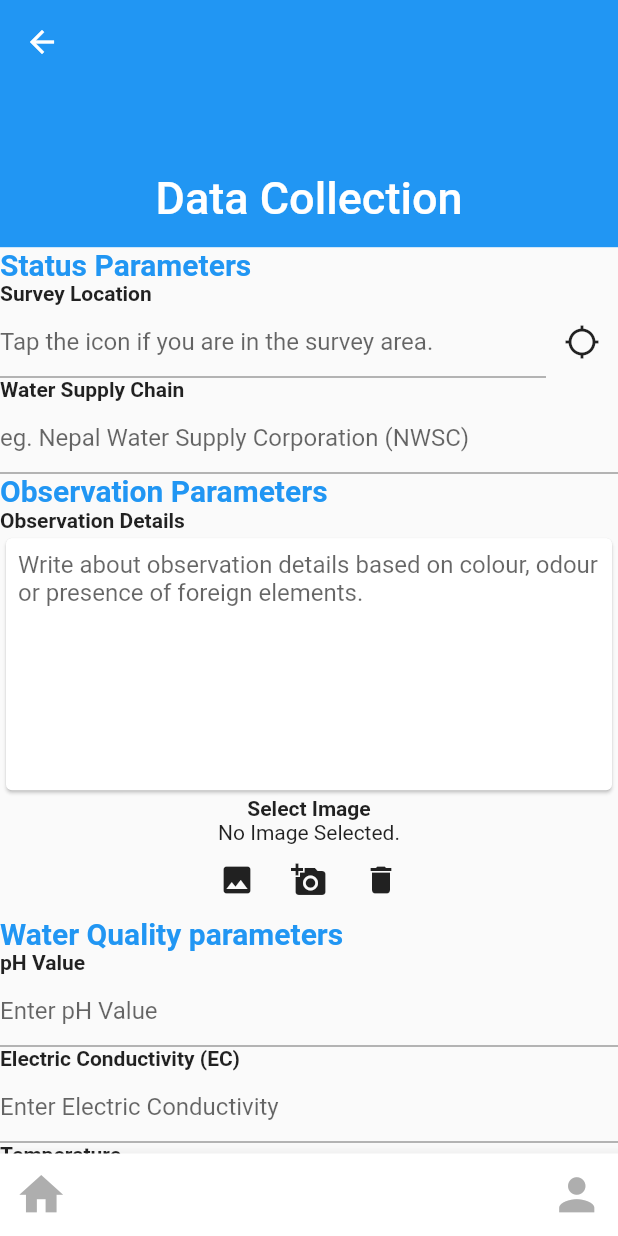
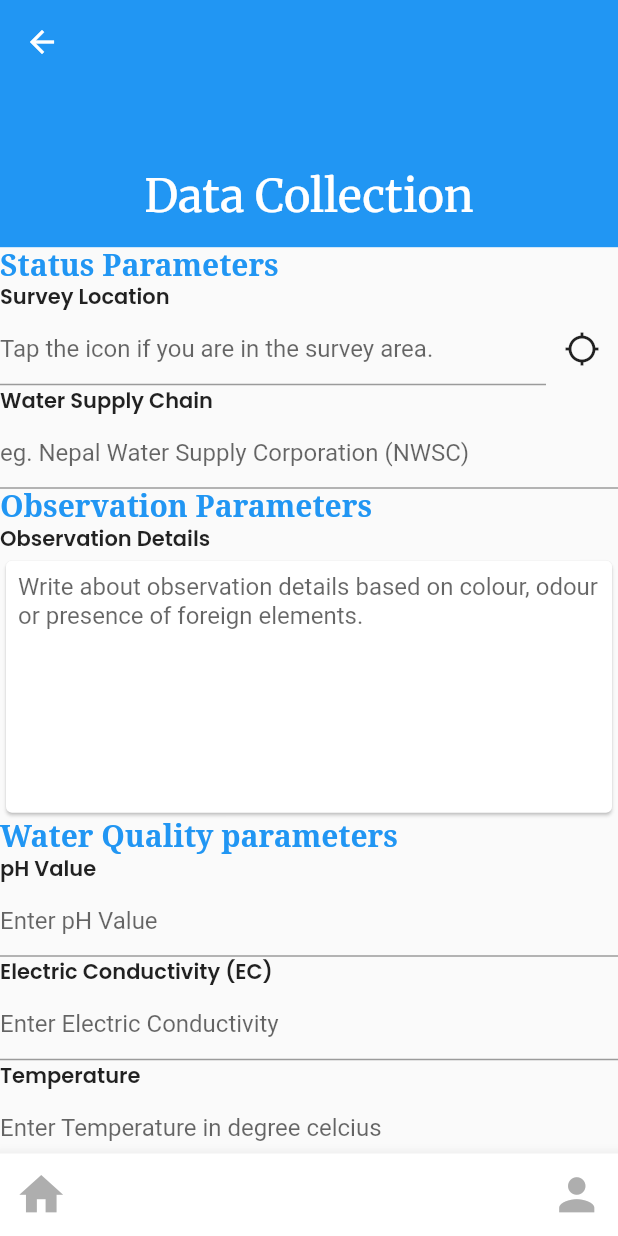
Before and after one commit to sammelanyogi/DrInK, a Flutter app: the AppPage screen opened directly, after a tap on "Enter Data", on a phone screen of 412 x 824 dp. Run offline on Flutter 3.47's test engine with Material 2 defaults, Android fonts, the phone set to English and light mode, and no system bars; our stand-ins replace flutter_secure_storage, geolocator, google_fonts, google_sign_in, image_picker; missing offline and left inert: dart:ffi, geocoder, keyboard_visibility; accounts and stored records are empty.

Commit message:
todo: servernames

```diff
--- a/lib/apppage.dart
+++ b/lib/apppage.dart
@@ -1,4 +1,5 @@
 import 'package:flutter/material.dart';
+import 'package:google_fonts/google_fonts.dart';
 import './components/InputData.dart';
 import 'package:keyboard_visibility/keyboard_visibility.dart';
 import 'screen/profile.dart';
@@ -21,6 +22,11 @@ List<InputData> inputs = [
       textPlace: "Enter TDS value"),
   InputData(
       id: "ntu", heading: "Turbidity (NTU)", textPlace: "Enter the NTU value"),
+  InputData.radio(
+      id: 'ecolis',
+      options: ["Present", "Absent", "N/A"],
+      heading: "Presence or Absence of Fecal Coliforms (E-Coli)",
+      radio: true),
   InputData(
       id: "ecoli", heading: "E-Coli Count", textPlace: "Enter count value"),
   InputData(
@@ -29,7 +35,7 @@ List<InputData> inputs = [
       textPlace: "Enter FRC"),
   InputData.text(
       id: "other",
-      heading: "Other Parameter",
+      heading: "Other Parameters",
       textPlace: "Specify if there are any other parameters"),
 ];
 
@@ -51,12 +57,6 @@ class _AppPageState extends State<AppPage> {
     }
     return _selectedIndex == 1
         ? SizedBox()
-        // FloatingActionButton.extended(
-        //   onPressed: submitData,
-        //   label: Text("Submit"),
-        //   icon: Icon(Icons.send),
-        //   backgroundColor: Colors.green,
-        // )
         : FloatingActionButton.extended(
             onPressed: () {
               setState(() {
@@ -64,7 +64,7 @@ class _AppPageState extends State<AppPage> {
                 _myPage.jumpToPage(1);
               });
             },
-            label: Text("Enter Data"),
+            label: Text("Enter Data", style: GoogleFonts.poppins(),),
             icon: Icon(Icons.add),
             backgroundColor: Color(0xff30cbef),
           );
--- a/lib/components/InputData.dart
+++ b/lib/components/InputData.dart
@@ -8,7 +8,7 @@ class InputData {
   InputData({this.id, this.heading, this.textPlace}) ;
   InputData.radio({this.id, this.heading,  this.radio, this.options});
 
-  InputData.text({this.id ,this.heading, this.textPlace});
+  InputData.text({this.id ,this.heading, this.textPlace, this.text=true});
 }
 
 class FinalData {
--- a/lib/components/numdata.dart
+++ b/lib/components/numdata.dart
@@ -1,5 +1,6 @@
 import 'package:flutter/material.dart';
 import 'package:flutter/rendering.dart';
+import 'package:google_fonts/google_fonts.dart';
 import '../components/InputData.dart';
 
 class NumData extends StatefulWidget {
@@ -35,14 +36,13 @@ class _NumDataState extends State<NumData> {
             ListTile(
               title: Text(option),
               leading: Radio(
-                materialTapTargetSize: MaterialTapTargetSize.shrinkWrap,
                 value: Presence.values[widget.options.indexOf(option)],
                 groupValue: _character,
                 onChanged: (Presence value) {
                   setState(() {
                     _character = value;
-                    print(_character);
                   });
+                  widget.dataBack(FinalData(widget.id, value));
                 },
               ),
             ),
@@ -57,7 +57,6 @@ class _NumDataState extends State<NumData> {
           contentPadding: EdgeInsets.symmetric(vertical: 0),
         ),
         onChanged: (value) {
-          print("hello this is ${widget.id}");
           widget.dataBack(FinalData(widget.id, value));
         },
       );
@@ -66,13 +65,13 @@ class _NumDataState extends State<NumData> {
   @override
   Widget build(BuildContext context) {
     return Container(
-      padding: EdgeInsets.all(MediaQuery.of(context).padding.top * 0.5),
+      padding: EdgeInsets.symmetric(vertical: MediaQuery.of(context).padding.top * 0.5),
       child: Column(
         crossAxisAlignment: CrossAxisAlignment.start,
         children: <Widget>[
           Text(
             widget.heading,
-            style: TextStyle(fontWeight: FontWeight.w600),
+            style: GoogleFonts.poppins(fontWeight: FontWeight.w600),
           ),
           buildField(),
         ],
--- a/lib/screen/data.dart
+++ b/lib/screen/data.dart
@@ -1,5 +1,8 @@
+import 'dart:ffi';
+
 import 'package:flutter_secure_storage/flutter_secure_storage.dart';
 import 'package:geocoder/geocoder.dart';
+import 'package:google_fonts/google_fonts.dart';
 
 import '../components/numdata.dart';
 import 'package:flutter/material.dart';
@@ -40,8 +43,8 @@ class DataCol extends StatefulWidget {
 String address;
 
 class _DataColState extends State<DataCol> {
-  int ph, ec, temp, tds, ntu, ecoli, frc;
-  String other;
+  double ph, ec, temp, tds, ntu, ecoli, frc;
+  String other, ecolis;
   String address, supplyChain;
   String obDetails;
   bool loading = false;
@@ -50,31 +53,35 @@ class _DataColState extends State<DataCol> {
     print("The value of ${data.id} is ${data.value}.");
     if (data.id == "ph") {
       print("HAHEHA");
-      ph = int.parse(data.value);
+      ph = double.parse(data.value);
       print(ph);
     }
     if (data.id == "ec") {
-      ec = int.parse(data.value);
+      ec = double.parse(data.value);
       print(ec);
     }
     if (data.id == "temp") {
-      temp = int.parse(data.value);
+      temp = double.parse(data.value);
       print(temp);
     }
     if (data.id == "tds") {
-      tds = int.parse(data.value);
+      tds = double.parse(data.value);
       print(tds);
     }
     if (data.id == "ntu") {
-      ntu = int.parse(data.value);
+      ntu = double.parse(data.value);
       print(ntu);
     }
+    if (data.id == "ecolis") {
+      ecolis = data.value.toString();
+      print(ecolis);
+    }
     if (data.id == "ecoli") {
-      ecoli = int.parse(data.value);
+      ecoli = double.parse(data.value);
       print(ecoli);
     }
     if (data.id == "frc") {
-      frc = int.parse(data.value);
+      frc = double.parse(data.value);
       print(frc);
     }
     if (data.id == "other") {
@@ -105,6 +112,18 @@ class _DataColState extends State<DataCol> {
         address == null ||
         supplyChain == null ||
         obDetails == null) {
+      setState(() {
+        loading = false;
+      });
+      SnackBar snackBar = SnackBar(
+        backgroundColor: Colors.pink,
+        content: Text("Enter all data. Cannot submit now."),
+        action: SnackBarAction(
+          label: "Okay",
+          onPressed: () {},
+        ),
+      );
+      widget.scakey.currentState.showSnackBar(snackBar);
       error = "please fill up all data.";
     } else {
       dataB = await submitWholeData(waterUrl, {
@@ -116,6 +135,7 @@ class _DataColState extends State<DataCol> {
           'temp': temp,
           'tds': tds,
           'ntu': ntu,
+          'ecolis': ecolis,
           'ecoli': ecoli,
           'frc': frc,
           'other': other
@@ -139,6 +159,15 @@ class _DataColState extends State<DataCol> {
         setState(() {
           loading = false;
         });
+        SnackBar snackBar = SnackBar(
+          backgroundColor: Colors.pink,
+          content: Text("There was an error while submiting data."),
+          action: SnackBarAction(
+            label: "Okay",
+            onPressed: () {},
+          ),
+        );
+        widget.scakey.currentState.showSnackBar(snackBar);
       }
     }
   }
@@ -200,7 +229,7 @@ class _DataColState extends State<DataCol> {
           pinned: true,
           expandedHeight: deviceHeight * 0.2,
           flexibleSpace: FlexibleSpaceBar(
-            title: Text('Data Collection'),
+            title: Text('Data Collection', style: GoogleFonts.merriweather(),),
             centerTitle: true,
           ),
         ),
@@ -211,11 +240,11 @@ class _DataColState extends State<DataCol> {
               children: <Widget>[
                 Padding(
                   padding: EdgeInsets.symmetric(
-                      horizontal: statusBarHeight,
+                      horizontal: statusBarHeight*0.5,
                       vertical: statusBarHeight * 0.5),
                   child: Text(
                     "Status Parameters",
-                    style: TextStyle(
+                    style: GoogleFonts.notoSerif(
                         color: Colors.blue,
                         fontSize: 20,
                         fontWeight: FontWeight.bold),
@@ -224,13 +253,13 @@ class _DataColState extends State<DataCol> {
                 Padding(
                   padding: EdgeInsets.symmetric(
                       vertical: statusBarHeight * 0.5,
-                      horizontal: statusBarHeight * 1.5),
+                      horizontal: statusBarHeight ),
                   child: Column(
                     crossAxisAlignment: CrossAxisAlignment.start,
                     children: <Widget>[
                       Text(
                         "Survey Location",
-                        style: TextStyle(fontWeight: FontWeight.w600),
+                        style: GoogleFonts.poppins(fontWeight: FontWeight.w600),
                       ),
                       Row(
                         children: <Widget>[
@@ -259,13 +288,13 @@ class _DataColState extends State<DataCol> {
                 Padding(
                   padding: EdgeInsets.symmetric(
                       vertical: statusBarHeight * 0.5,
-                      horizontal: statusBarHeight * 1.5),
+                      horizontal: statusBarHeight ),
                   child: Column(
                     crossAxisAlignment: CrossAxisAlignment.start,
                     children: <Widget>[
                       Text(
                         "Water Supply Chain",
-                        style: TextStyle(fontWeight: FontWeight.w600),
+                        style: GoogleFonts.poppins(fontWeight: FontWeight.w600),
                       ),
                       TextFormField(
                         keyboardType: TextInputType.text,
@@ -282,11 +311,11 @@ class _DataColState extends State<DataCol> {
                 ),
                 Padding(
                   padding: EdgeInsets.symmetric(
-                      horizontal: statusBarHeight,
+                      horizontal: statusBarHeight*0.5,
                       vertical: statusBarHeight * 0.5),
                   child: Text(
                     "Observation Parameters",
-                    style: TextStyle(
+                    style: GoogleFonts.notoSerif(
                         color: Colors.blue,
                         fontSize: 20,
                         fontWeight: FontWeight.bold),
@@ -297,13 +326,13 @@ class _DataColState extends State<DataCol> {
                   children: <Widget>[
                     Padding(
                       padding: EdgeInsets.symmetric(
-                          horizontal: statusBarHeight * 1.5),
+                          horizontal: statusBarHeight ),
                       child: Column(
                         crossAxisAlignment: CrossAxisAlignment.start,
                         children: <Widget>[
                           Text(
                             "Observation Details",
-                            style: TextStyle(fontWeight: FontWeight.w600),
+                            style: GoogleFonts.poppins(fontWeight: FontWeight.w600),
                           ),
                           Card(
                             child: Padding(
@@ -321,49 +350,49 @@ class _DataColState extends State<DataCol> {
                               ),
                             ),
                           ),
-                          Center(
-                            child: Padding(
-                              padding: EdgeInsets.symmetric(
-                                  vertical: statusBarHeight),
-                              child: Column(
-                                children: <Widget>[
-                                  Text(
-                                    "Select Image",
-                                    style:
-                                        TextStyle(fontWeight: FontWeight.w600),
-                                  ),
-                                  Container(
-                                    constraints: BoxConstraints(
-                                        maxWidth: deviceWidth * 0.7),
-                                    child: _image == null
-                                        ? Text("No Image Selected.")
-                                        : Image.file(_image),
-                                  ),
-                                  Row(
-                                    mainAxisAlignment: MainAxisAlignment.center,
-                                    children: <Widget>[
-                                      IconButton(
-                                        icon: Icon(Icons.image),
-                                        onPressed: getImageFromGallery,
-                                      ),
-                                      IconButton(
-                                        icon: Icon(Icons.add_a_photo),
-                                        onPressed: openCameraForImage,
-                                      ),
-                                      IconButton(
-                                        icon: Icon(Icons.delete),
-                                        onPressed: () {
-                                          setState(() {
-                                            _image = null;
-                                          });
-                                        },
-                                      ),
-                                    ],
-                                  )
-                                ],
-                              ),
-                            ),
-                          )
+                          // Center(
+                          //   child: Padding(
+                          //     padding: EdgeInsets.symmetric(
+                          //         vertical: statusBarHeight),
+                          //     child: Column(
+                          //       children: <Widget>[
+                          //         Text(
+                          //           "Select Image",
+                          //           style:
+                          //               TextStyle(fontWeight: FontWeight.w600),
+                          //         ),
+                          //         Container(
+                          //           constraints: BoxConstraints(
+                          //               maxWidth: deviceWidth * 0.7),
+                          //           child: _image == null
+                          //               ? Text("No Image Selected.")
+                          //               : Image.file(_image),
+                          //         ),
+                          //         Row(
+                          //           mainAxisAlignment: MainAxisAlignment.center,
+                          //           children: <Widget>[
+                          //             IconButton(
+                          //               icon: Icon(Icons.image),
+                          //               onPressed: getImageFromGallery,
+                          //             ),
+                          //             IconButton(
+                          //               icon: Icon(Icons.add_a_photo),
+                          //               onPressed: openCameraForImage,
+                          //             ),
+                          //             IconButton(
+                          //               icon: Icon(Icons.delete),
+                          //               onPressed: () {
+                          //                 setState(() {
+                          //                   _image = null;
+                          //                 });
+                          //               },
+                          //             ),
+                          //           ],
+                          //         )
+                          //       ],
+                          //     ),
+                          //   ),
+                          // )
                         ],
                       ),
                     ),
@@ -371,11 +400,11 @@ class _DataColState extends State<DataCol> {
                 ),
                 Padding(
                   padding: EdgeInsets.symmetric(
-                      horizontal: statusBarHeight,
+                      horizontal: statusBarHeight*0.5,
                       vertical: statusBarHeight * 0.5),
                   child: Text(
                     "Water Quality parameters",
-                    style: TextStyle(
+                    style: GoogleFonts.notoSerif(
                         color: Colors.blue,
                         fontSize: 20,
                         fontWeight: FontWeight.bold),
@@ -405,7 +434,14 @@ class _DataColState extends State<DataCol> {
                   child: FlatButton(
                     color: Colors.green,
                     child: loading
-                        ? CircularProgressIndicator()
+                        ? SizedBox(
+                            height: 20,
+                            width: 20,
+                            child: CircularProgressIndicator(
+                              valueColor:
+                                  AlwaysStoppedAnimation<Color>(Colors.white),
+                            ),
+                          )
                         : Text(
                             "Submit",
                             style: TextStyle(color: Colors.white),
--- a/lib/screen/home.dart
+++ b/lib/screen/home.dart
@@ -1,4 +1,5 @@
 import 'package:flutter/material.dart';
+import 'package:google_fonts/google_fonts.dart';
 
 class Home extends StatefulWidget {
   @override
@@ -41,8 +42,8 @@ class _HomeState extends State<Home> {
                     ),
                     Text(
                       "  DrInK",
-                      style: TextStyle(
-                        fontSize: 25,
+                      style: GoogleFonts.merriweather(
+                        fontSize: 22,
                         fontWeight: FontWeight.bold,
                         color: Colors.white,
                       ),
@@ -97,23 +98,23 @@ class _HomeState extends State<Home> {
                           children: <Widget>[
                             Text(
                               "Welcome",
-                              style: TextStyle(
+                              style:  GoogleFonts.merriweather(
                                 color: Colors.blue,
                                 fontSize: 40,
                                 fontWeight: FontWeight.bold,
                               ),
                             ),
                             Text(
-                              "to DrInk",
-                              style: TextStyle(
+                              "to DrInK",
+                              style:  GoogleFonts.poppins(
                                 color: Colors.black45,
                                 fontSize: 20,
                                 fontWeight: FontWeight.w500,
                               ),
                             ),
                             Text(
-                              "Drink Water Information Kit",
-                              style: TextStyle(
+                              "Drinking Water Information Kit",
+                              style: GoogleFonts.poppins(
                                 color: Colors.black45,
                                 fontSize: 20,
                                 fontWeight: FontWeight.w500,
@@ -129,8 +130,8 @@ class _HomeState extends State<Home> {
                           crossAxisAlignment: CrossAxisAlignment.start,
                           children: <Widget>[
                             Text(
-                              "Hello there the angel from my ightmare the shadow on the background of the morgue the unsuspecting victom from the darkness in the valley haha",
-                              style: TextStyle(
+                              "This platform is designed to collect, store, transfer and share information on drinking water supply and quality monitoring.",
+                              style: GoogleFonts.notoSerif(
                                 fontSize: 18,
                                 color: Colors.black54,
                               ),
@@ -146,7 +147,7 @@ class _HomeState extends State<Home> {
                                     color: Colors.green,
                                     child: Text(
                                       "    Learn more about DrInK    ",
-                                      style: TextStyle(
+                                      style: GoogleFonts.poppins(
                                         color: Colors.white,
                                       ),
                                     ),
--- a/lib/screen/profile.dart
+++ b/lib/screen/profile.dart
@@ -2,13 +2,34 @@ import 'dart:convert';
 
 import 'package:flutter/material.dart';
 import 'package:flutter_secure_storage/flutter_secure_storage.dart';
+import 'package:google_fonts/google_fonts.dart';
 import '../stacks/profilesetting.dart';
+import 'package:http/http.dart' as http;
 
 class Profile extends StatefulWidget {
   Profile({this.logout});
   final VoidCallback logout;
   @override
   _ProfileState createState() => _ProfileState();
+}
+
+const apiUrl = "http://192.168.1.79:3000/dataCollected";
+Future<http.Response> dataApi(String url, Map jsonMap) async {
+  http.Response response;
+  print(json.encode(jsonMap));
+  try {
+    response = await http.post(
+      Uri.parse(url),
+      headers: {'Content-Type': 'application/json'},
+      body: utf8.encode(
+        json.encode(jsonMap),
+      ),
+    );
+  } catch (e) {
+    print(e.toString());
+    response = null;
+  }
+  return response;
 }
 
 class _ProfileState extends State<Profile> {
@@ -26,13 +47,25 @@ class _ProfileState extends State<Profile> {
     });
   }
 
+  int dataCol;
+  http.Response response;
   loadUserData() async {
     var data = await storage.read(key: 'drinkUserInfo');
     setState(() {
       userData = json.decode(data);
     });
+    bringdata();
+    print(userData);
+  }
 
-    print(userData);
+  bringdata() async {
+    response = await dataApi(apiUrl, {'email': userData['email']});
+    if (response != null) {
+      print(response.body);
+      setState(() {
+        dataCol = json.decode(response.body)['number'];
+      });
+    }
   }
 
   @override
@@ -63,13 +96,7 @@ class _ProfileState extends State<Profile> {
                   IconButton(
                     color: Colors.white,
                     icon: Icon(Icons.settings),
-                    onPressed: () {
-                      Navigator.push(
-                          context,
-                          MaterialPageRoute(
-                            builder: (context) => Settings(),
-                          ));
-                    },
+                    onPressed: () {},
                   ),
                 ],
               ),
@@ -107,14 +134,14 @@ class _ProfileState extends State<Profile> {
                           ),
                           Text(
                             userData == null ? "..." : userData['name'],
-                            style: TextStyle(
+                            style: GoogleFonts.poppins(
                               color: Color(0xfff7931e),
                               fontSize: 25,
                             ),
                           ),
                           Text(
                             userData == null ? "..." : userData['type'],
-                            style: TextStyle(
+                            style: GoogleFonts.poppins(
                               color: Color(0xff898989),
                               fontSize: 20,
                             ),
@@ -126,7 +153,7 @@ class _ProfileState extends State<Profile> {
                             mainAxisAlignment: MainAxisAlignment.spaceEvenly,
                             children: <Widget>[
                               Text(
-                                userData == null ? "...": "${userData['dataCollected']}",
+                                dataCol == null ? "..." : "$dataCol",
                                 style: TextStyle(
                                   color: Color(0xff5b5b5b),
                                   fontSize: 40,
@@ -212,7 +239,7 @@ class _ProfileState extends State<Profile> {
                             color: Colors.white,
                             shape: BoxShape.circle,
                             image: DecorationImage(
-                              fit: BoxFit.cover,
+                              fit: BoxFit.contain,
                               image: AssetImage('assets/images/avatar.png'),
                             )),
                       ),
--- a/lib/stacks/loginpage.dart
+++ b/lib/stacks/loginpage.dart
@@ -148,7 +148,7 @@ class _LoginState extends State<Login> {
                         width: 20,
                         child: CircularProgressIndicator(
                           valueColor:
-                              AlwaysStoppedAnimation<Color>(Colors.black),
+                              AlwaysStoppedAnimation<Color>(Colors.white),
                         ),
                       )
                     : Text(
```
Also changed, not shown: assets/images/2020-03-01.png (deleted), assets/images/avatar.png.
